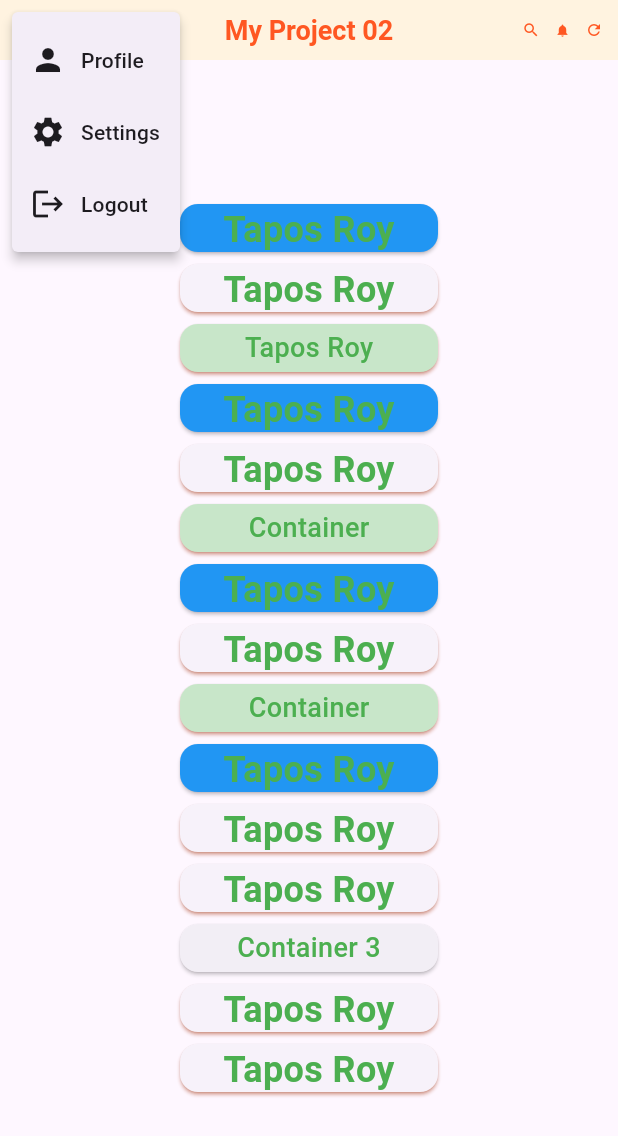
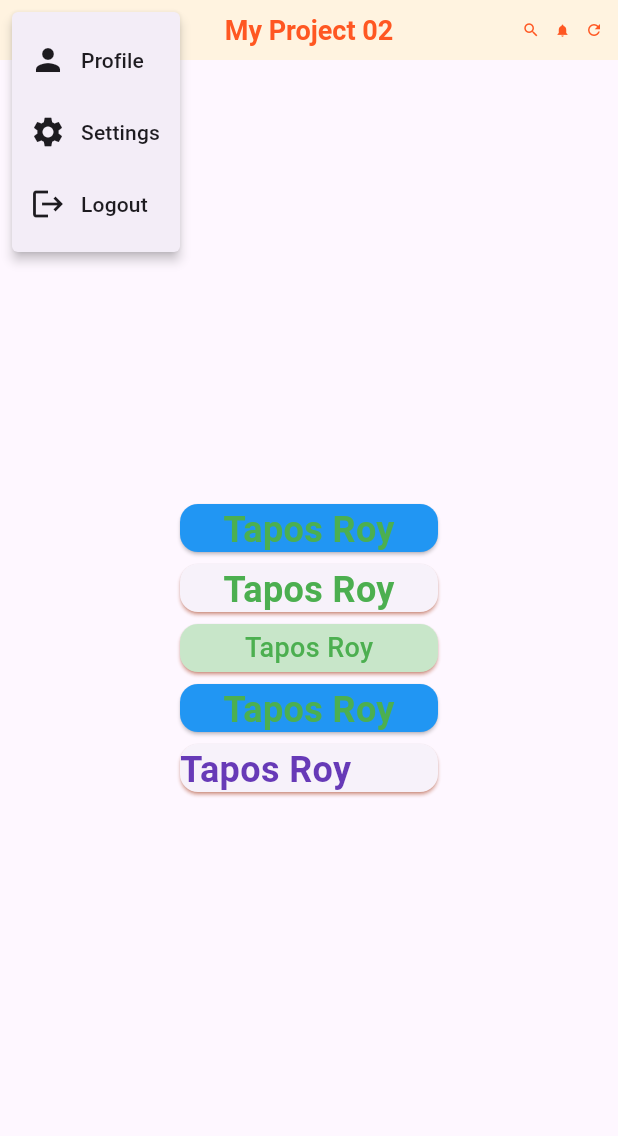
Before and after one commit to TaposPrantor/MyProject_03, a Flutter app: the screen it shows after launch, after a tap on the "menu" icon, on a phone screen of 412 x 824 dp. Shown: the top 1136 px of the screen. Run offline on Flutter 3.47's test engine with Material 3 defaults, Android fonts, the light colour scheme and no system bars.

Commit message:
Practice Start Now

```diff
--- a/lib/main.dart
+++ b/lib/main.dart
@@ -154,183 +154,9 @@ void main(){
                   shadowColor: Colors.deepOrange,
                   child: Center(
                     child: Text(
-                      "Tapos Roy",
+                      "Tapos Roy Prantor",
                       style: TextStyle(
-                          color: Colors.green,
-                          fontSize: 24,
-                          fontWeight: FontWeight.bold
-                      ),
-                    ),
-                  ),
-                ),
-              ),
-              Container(
-                height: 40,
-                width: 180,
-                child: Card(
-                  shadowColor: Colors.deepOrange,
-                  color: Colors.green.shade100,
-                  child: Center(
-                    child: Text(
-                      "Container",
-                      style: TextStyle(
-                          color: Colors.green,
-                        fontSize: 18,
-                        fontWeight: FontWeight.w500
-                      ),
-                    ),
-                  ),
-                ),
-              ),
-              Container(
-                height: 40,
-                width: 180,
-                child: Card(
-                  color: Colors.blue,
-                  child: Center(
-                    child: Text(
-                      "Tapos Roy",
-                      style: TextStyle(
-                          color: Colors.green,
-                          fontSize: 24,
-                          fontWeight: FontWeight.bold
-                      ),
-                    ),
-                  ),
-                ),
-              ),
-              Container(
-                height: 40,
-                width: 180,
-                child: Card(
-                  shadowColor: Colors.deepOrange,
-                  child: Center(
-                    child: Text(
-                      "Tapos Roy",
-                      style: TextStyle(
-                          color: Colors.green,
-                          fontSize: 24,
-                          fontWeight: FontWeight.bold
-                      ),
-                    ),
-                  ),
-                ),
-              ),
-              Container(
-                height: 40,
-                width: 180,
-                child: Card(
-                  shadowColor: Colors.deepOrange,
-                  color: Colors.green.shade100,
-                  child: Center(
-                    child: Text(
-                      "Container",
-                      style: TextStyle(
-                          color: Colors.green,
-                          fontSize: 18,
-                          fontWeight: FontWeight.w500
-                      ),
-                    ),
-                  ),
-                ),
-              ),
-              Container(
-                height: 40,
-                width: 180,
-                child: Card(
-                  color: Colors.blue,
-                  child: Center(
-                    child: Text(
-                      "Tapos Roy",
-                      style: TextStyle(
-                          color: Colors.green,
-                          fontSize: 24,
-                          fontWeight: FontWeight.bold
-                      ),
-                    ),
-                  ),
-                ),
-              ),
-              Container(
-                height: 40,
-                width: 180,
-                child: Card(
-                  shadowColor: Colors.deepOrange,
-                  child: Center(
-                    child: Text(
-                      "Tapos Roy",
-                      style: TextStyle(
-                          color: Colors.green,
-                          fontSize: 24,
-                          fontWeight: FontWeight.bold
-                      ),
-                    ),
-                  ),
-                ),
-              ),
-              Container(
-                height: 40,
-                width: 180,
-                child: Card(
-                  shadowColor: Colors.deepOrange,
-                  child: Center(
-                    child: Text(
-                      "Tapos Roy",
-                      style: TextStyle(
-                          color: Colors.green,
-                          fontSize: 24,
-                          fontWeight: FontWeight.bold
-                      ),
-                    ),
-                  ),
-                ),
-              ),
-              Container(
-                height: 40,
-                width: 180,
-                child: Card(
-                  //shadowColor: Colors.deepPurple,
-                  //color: Colors.green.shade100,
-                  surfaceTintColor:Colors.grey,
-                  child: Center(
-                    child: Text(
-                      "Container 3",
-                      style: TextStyle(
-                          color: Colors.green,
-                          fontSize: 18,
-                          fontWeight: FontWeight.w500
-                      ),
-                    ),
-                  ),
-                ),
-              ),
-              Container(
-                height: 40,
-                width: 180,
-                child: Card(
-                  shadowColor: Colors.deepOrange,
-                  child: Center(
-                    child: Text(
-                      "Tapos Roy",
-                      style: TextStyle(
-                          color: Colors.green,
-                          fontSize: 24,
-                          fontWeight: FontWeight.bold
-                      ),
-                    ),
-                  ),
-                ),
-              ),
-              Container(
-                height: 40,
-                width: 180,
-                child: Card(
-                  shadowColor: Colors.deepOrange,
-                  child: Center(
-                    child: Text(
-                      "Tapos Roy",
-                      style: TextStyle(
-                          color: Colors.green,
+                          color: Colors.deepPurple,
                           fontSize: 24,
                           fontWeight: FontWeight.bold
                       ),
```
